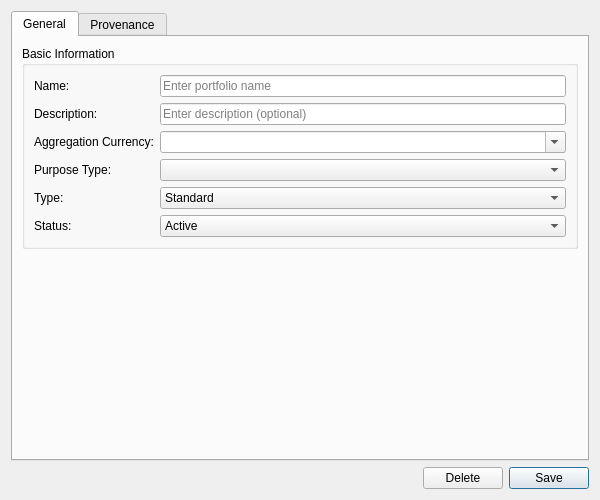
First picture: the form in projects/ores.qt/ui/PortfolioDetailDialog.ui, repository OreStudio/OreStudio, before the edit.
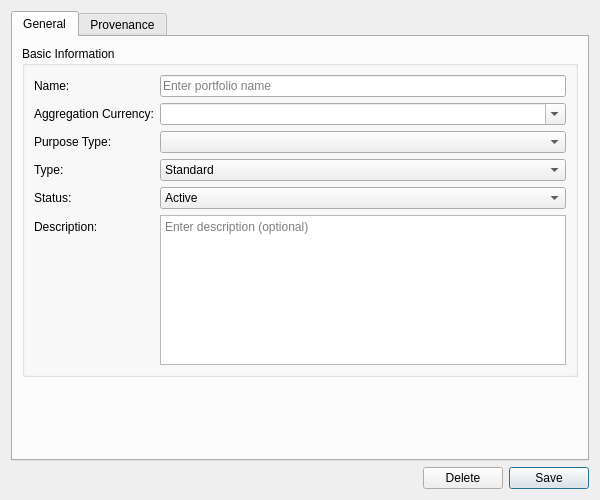
Second picture: the form after the edit. Custom widgets are drawn as their Qt base class.

Patch:
```diff
--- a/projects/ores.qt/ui/PortfolioDetailDialog.ui
+++ b/projects/ores.qt/ui/PortfolioDetailDialog.ui
@@ -57,51 +57,37 @@
            </widget>
           </item>
           <item row="1" column="0">
-           <widget class="QLabel" name="label_descriptionEdit">
-            <property name="text">
-             <string>Description:</string>
-            </property>
-           </widget>
-          </item>
-          <item row="1" column="1">
-           <widget class="QLineEdit" name="descriptionEdit">
-            <property name="placeholderText">
-             <string>Enter description (optional)</string>
-            </property>
-           </widget>
-          </item>
-          <item row="2" column="0">
            <widget class="QLabel" name="label_aggregationCcyCombo">
             <property name="text">
              <string>Aggregation Currency:</string>
             </property>
            </widget>
           </item>
-          <item row="2" column="1">
+          <item row="1" column="1">
            <widget class="QComboBox" name="aggregationCcyCombo">
             <property name="editable">
              <bool>true</bool>
             </property>
            </widget>
           </item>
-          <item row="3" column="0">
+          <item row="2" column="0">
            <widget class="QLabel" name="label_purposeTypeCombo">
             <property name="text">
              <string>Purpose Type:</string>
             </property>
            </widget>
           </item>
-          <item row="3" column="1">
+          <item row="2" column="1">
            <widget class="QComboBox" name="purposeTypeCombo"/>
           </item>
-          <item row="4" column="0">
+          <item row="3" column="0">
            <widget class="QLabel" name="label_portfolioTypeCombo">
             <property name="text">
              <string>Type:</string>
             </property>
            </widget>
           </item>
-          <item row="4" column="1">
+          <item row="3" column="1">
            <widget class="QComboBox" name="portfolioTypeCombo">
             <item>
              <property name="text">
@@ -115,14 +101,14 @@
             </item>
            </widget>
           </item>
-          <item row="5" column="0">
+          <item row="4" column="0">
            <widget class="QLabel" name="label_statusCombo">
             <property name="text">
              <string>Status:</string>
             </property>
            </widget>
           </item>
-          <item row="5" column="1">
+          <item row="4" column="1">
            <widget class="QComboBox" name="statusCombo">
             <item>
              <property name="text">
@@ -141,6 +127,32 @@
             </item>
            </widget>
           </item>
+          <item row="5" column="0">
+           <widget class="QLabel" name="label_descriptionEdit">
+            <property name="text">
+             <string>Description:</string>
+            </property>
+           </widget>
+          </item>
+          <item row="5" column="1">
+           <widget class="QPlainTextEdit" name="descriptionEdit">
+            <property name="minimumSize">
+             <size>
+              <width>0</width>
+              <height>80</height>
+             </size>
+            </property>
+            <property name="maximumSize">
+             <size>
+              <width>16777215</width>
+              <height>150</height>
+             </size>
+            </property>
+            <property name="placeholderText">
+             <string>Enter description (optional)</string>
+            </property>
+           </widget>
+          </item>
          </layout>
         </widget>
        </item>
```
